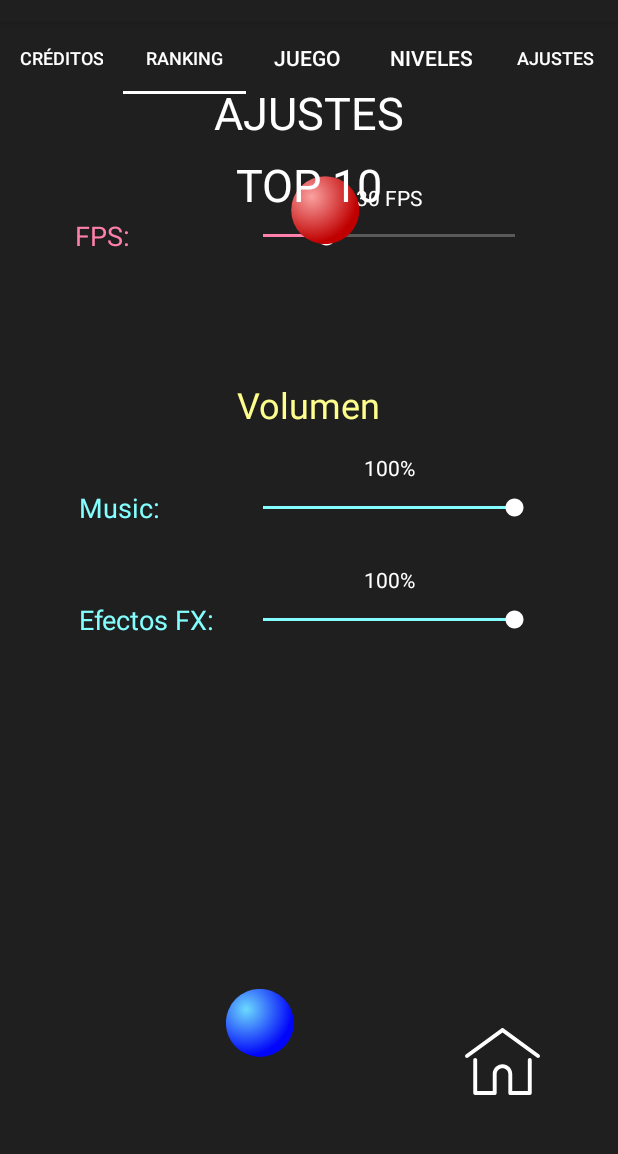
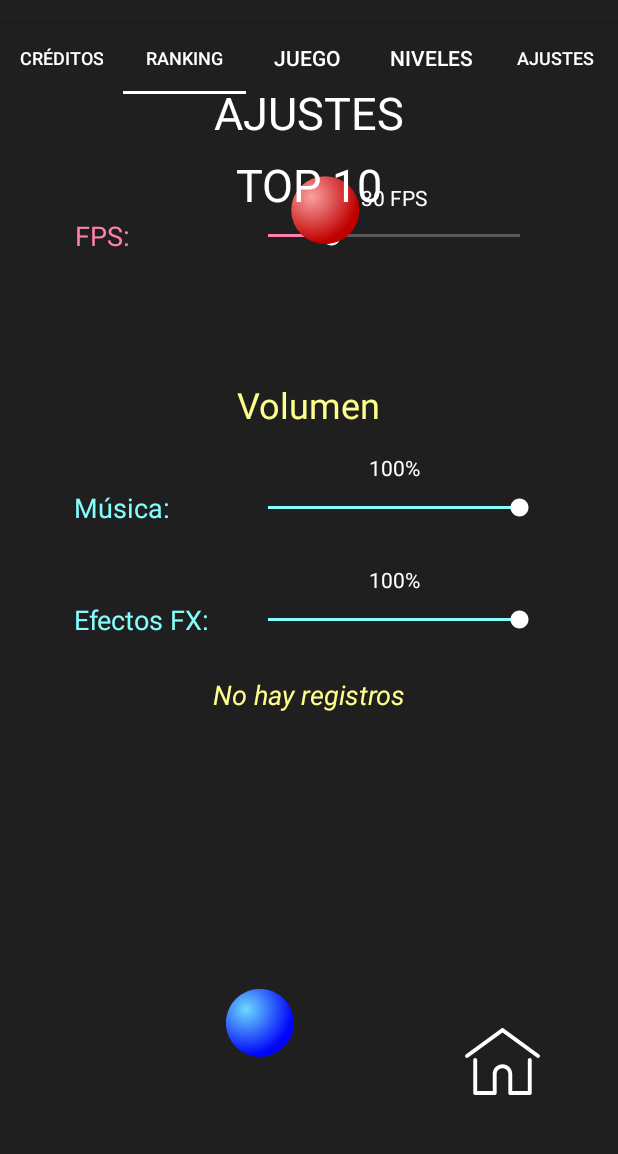
Before and after one commit to AVR185/JuegoAndroidStudio, an Android app: the fragment FragmentAjustes placed in its activity, tab 2 chosen, on a phone screen of 412 x 824 dp, the part 62-1216 px from its top. Run offline under Robolectric (Android 15) with nearby library versions, the phone set to English and light mode, and no system bars; libraries missing offline, so code that uses them is left out: com.doctoror.particlesdrawable; plain views replace ParticlesView; 4 statements that could not run were skipped.

Commit message:
Base de datos para puntuaciones y nivel. Puedes elegir nivel en el que comenzar la partida. Puedes ver tus 10 mejores marcas. Preferencias, guardan los fps, y el volumen y son cargados al entrar en el juego.

```diff
--- /dev/null
+++ b/app/src/main/java/com/juego/alvaros/BaseDatos/BDRanking.java
@@ -0,0 +1,30 @@
+package com.juego.alvaros.BaseDatos;
+
+import android.content.Context;
+import android.database.sqlite.SQLiteDatabase;
+import android.database.sqlite.SQLiteOpenHelper;
+import android.widget.Button;
+
+public class BDRanking extends SQLiteOpenHelper {
+    //Atributo
+    String sqlCreate = "CREATE TABLE Ranking (codigo INTEGER PRIMARY KEY AUTOINCREMENT, nombre TEXT, puntuacion INTEGER, nivel INTEGER)";
+
+    public BDRanking(Context context, String name, SQLiteDatabase.CursorFactory factory, int version) {
+        super(context, name, factory, version);
+    }
+
+    @Override
+    public void onCreate(SQLiteDatabase db) {
+        // Si no existe la base de datos la crea y ejecuta los siguientes comandos
+        db.execSQL(sqlCreate);
+    }
+
+    @Override
+    public void onUpgrade(SQLiteDatabase db, int oldVersion, int newVersion) {
+        //Se elimina la versión anterior de la tabla
+        db.execSQL("DROP TABLE IF EXISTS Ranking");
+
+        //Se crea la nueva versión de la tabla
+        db.execSQL(sqlCreate);
+    }
+}
--- a/app/src/main/java/com/juego/alvaros/MainActivity.java
+++ b/app/src/main/java/com/juego/alvaros/MainActivity.java
@@ -7,6 +7,7 @@ import androidx.fragment.app.FragmentPagerAdapter;
 import androidx.viewpager.widget.ViewPager;
 import android.animation.ObjectAnimator;
 import android.annotation.SuppressLint;
+import android.content.SharedPreferences;
 import android.graphics.Path;
 import android.graphics.PointF;
 import android.media.MediaPlayer;
@@ -19,14 +20,13 @@ import android.widget.ImageView;
 import android.widget.Toast;
 import com.doctoror.particlesdrawable.ParticlesDrawable;
 import com.google.android.material.tabs.TabLayout;
+import com.juego.alvaros.Juego.BucleJuego;
 import com.juego.alvaros.vistas.FragmentAjustes;
 import com.juego.alvaros.vistas.FragmentCreditos;
 import com.juego.alvaros.vistas.FragmentMenuPrincipal;
 import com.juego.alvaros.vistas.FragmentRanking;
 import com.juego.alvaros.vistas.FragmentSeleccionNivel;
-
 import java.util.Objects;
-
 import static android.view.View.SYSTEM_UI_FLAG_IMMERSIVE;
 
 /**
@@ -40,12 +40,15 @@ public class MainActivity extends AppCompatActivity{
     //MusicaIntro
     private static MediaPlayer mPlayer;
     //Bolas del juego
-    private static ImageView Blue_Ball  ;
-    private static ImageView Red_Ball ;
+    private static ImageView Blue_Ball;
+    private static ImageView Red_Ball;
 
     //Medidas de la pantalla
     private static int ancho;
     private static int alto;
+
+    //Cargamos preferencias
+    private SharedPreferences misPreferencias;
 
     @Override
     protected void onCreate(Bundle savedInstanceState) {
@@ -90,6 +93,7 @@ public class MainActivity extends AppCompatActivity{
     @SuppressLint("ClickableViewAccessibility")
     public void inicioJuego(View view) {
         setContentView(R.layout.juego_layout);
+        BucleJuego.setMaxFps(misPreferencias.getInt("fps", 30));
 
         final ImageView Controller_Blue = findViewById(R.id.Blue_Control);
         final ImageView Controller_Red = findViewById(R.id.Red_Control);
@@ -255,10 +259,12 @@ public class MainActivity extends AppCompatActivity{
     /**
      * Método que implementa la musica del menu
      */
-
     public void introMusica(){
         mPlayer = MediaPlayer.create(this,R.raw.intromenu);
-
+        misPreferencias = getSharedPreferences("prefs",MODE_PRIVATE);
+        int progress = misPreferencias.getInt("musica", 100);
+        float volumen = (float) (1 - (Math.log(100 - progress) / Math.log(100)));
+        mPlayer.setVolume(volumen, volumen);
         mPlayer.start();
     }
 
@@ -277,16 +283,6 @@ public class MainActivity extends AppCompatActivity{
             default:
                 Toast.makeText(getApplicationContext(), "Vuelva a intentarlo", Toast.LENGTH_LONG).show();
         }
-    }
-
-    //Getter
-    public static TabLayout getTabLayout(){
-        return tabLayout;
-    }
-
-    //Getter para la el elemento de musica de la intro..
-    public static MediaPlayer getmPlayer() {
-        return mPlayer;
     }
 
     /**
@@ -344,6 +340,7 @@ public class MainActivity extends AppCompatActivity{
         }
     }
 
+    //================== Getters ==================
     public static int getAlto(){
         return alto;
     }
@@ -359,4 +356,13 @@ public class MainActivity extends AppCompatActivity{
     public static ImageView getRed_Ball() {
         return Red_Ball;
     }
+
+    public static TabLayout getTabLayout(){
+        return tabLayout;
+    }
+
+    //Getter para la el elemento de musica de la intro..
+    public static MediaPlayer getmPlayer() {
+        return mPlayer;
+    }
 }
--- a/app/src/main/java/com/juego/alvaros/vistas/FragmentAjustes.java
+++ b/app/src/main/java/com/juego/alvaros/vistas/FragmentAjustes.java
@@ -1,6 +1,6 @@
 package com.juego.alvaros.vistas;
 
-
+import android.content.SharedPreferences;
 import android.os.Bundle;
 import androidx.fragment.app.Fragment;
 import android.view.LayoutInflater;
@@ -12,44 +12,57 @@ import android.widget.TextView;
 import com.google.android.material.tabs.TabLayout;
 import com.juego.alvaros.MainActivity;
 import com.juego.alvaros.R;
-
-import static android.media.ToneGenerator.MAX_VOLUME;
+import java.util.Locale;
+import java.util.Objects;
+import static android.content.Context.MODE_PRIVATE;
 
 /**
  * @author Alvaro del Rio, Alvaro Santillana, Alvaro Velasco
  * @version 1.0 23/12/2019
  */
 public class FragmentAjustes extends Fragment implements SeekBar.OnSeekBarChangeListener{
-    //Atributos
-    private ImageButton boton;
-    private View view;
     private TabLayout tabLayout;
-    private TextView valor;
+    private TextView textViewFps, textViewMusica, textViewFx;
     private static SeekBar seekBarFps, seekBarMusica, seekBarFx;
+    private SharedPreferences misPreferencias;
 
     public FragmentAjustes() {
         // Required empty public constructor
     }
 
-
     @Override
     public View onCreateView(LayoutInflater inflater, ViewGroup container,
                              Bundle savedInstanceState) {
         // Inflate the layout for this fragment
-        view = inflater.inflate(R.layout.fragment_ajustes, container, false);
-        boton = view.findViewById(R.id.idButonHomeAjustes);
+        View view = inflater.inflate(R.layout.fragment_ajustes, container, false);
+        //Atributos
+        ImageButton boton = view.findViewById(R.id.idButonHomeAjustes);
         tabLayout = MainActivity.getTabLayout();
 
         boton.setOnClickListener(new View.OnClickListener() {
             @Override
             public void onClick(View view) {
-                tabLayout.getTabAt(2).select();
+                Objects.requireNonNull(tabLayout.getTabAt(2)).select();
             }
         });
 
         seekBarFps = view.findViewById(R.id.idSeekBarFps);
         seekBarMusica = view.findViewById(R.id.idSeekBarMusica);
         seekBarFx = view.findViewById(R.id.idSeekBarFx);
+
+        //Cargamos los valores guardados
+        misPreferencias = Objects.requireNonNull(this.getActivity()).getSharedPreferences("prefs",MODE_PRIVATE);
+        //Cargamos el valor en las seekBar
+        seekBarFps.setProgress(misPreferencias.getInt("fps", 30));
+        seekBarMusica.setProgress(misPreferencias.getInt("musica", 100));
+        seekBarFx.setProgress(misPreferencias.getInt("fx", 100));
+        //Cargamos los valores en los textViews correspondientes
+        textViewFps = view.findViewById(R.id.idTextViewFps);
+        textViewFps.setText(String.format(Locale.FRENCH,"%d FPS" , misPreferencias.getInt("fps", 30)));
+        textViewMusica = view.findViewById(R.id.idTextViewMusica);
+        textViewMusica.setText(String.format(Locale.FRENCH,"%d%%" , misPreferencias.getInt("musica", 100)));
+        textViewFx = view.findViewById(R.id.idTextViewFx);
+        textViewFx.setText(String.format(Locale.FRENCH,"%d%%" , misPreferencias.getInt("fx", 100)));
 
         seekBarFps.setOnSeekBarChangeListener(this);
         seekBarMusica.setOnSeekBarChangeListener(this);
@@ -58,49 +71,48 @@ public class FragmentAjustes extends Fragment implements SeekBar.OnSeekBarChange
         return view;
     }
 
+    @Override
+    public void onStop(){
+        super.onStop();
+
+        //Se crea el objeto editor que permite modificar los valores del objeto misPreferencias
+        SharedPreferences.Editor editor = misPreferencias.edit();
+
+        int fps = seekBarFps.getProgress();
+        int volumenMusica = seekBarMusica.getProgress();
+        int volumenFx = seekBarFx.getProgress();
+
+        //Se crea o modifican los pares nombre/valor para las preferencias
+        editor.putInt("fps", fps);
+        editor.putInt("musica", volumenMusica);
+        editor.putInt("fx" , volumenFx);
+
+        //Ahora es cuando realmente se guardan las preferencias creadas
+        editor.apply();
+    }
+
     //======== Métodos a implementar de la interfaz =============
     @Override
     public void onProgressChanged(SeekBar seekBar, int progress, boolean b) {
         switch (seekBar.getId()){
             case R.id.idSeekBarFps:
-                valor = view.findViewById(R.id.idTextViewFps);
-                valor.setText(String.format("%d FPS", progress));
+                textViewFps.setText(String.format(Locale.FRENCH,"%d FPS", progress));
                 break;
             case R.id.idSeekBarMusica:
-                valor = view.findViewById(R.id.idTextViewMusica);
-                valor.setText(String.format("%d%%", progress));
+                textViewMusica.setText(String.format(Locale.FRENCH,"%d%%", progress));
                 //Controlamos el volumen del menu principal
-                float volume = (float) (1 - (Math.log(MAX_VOLUME - progress) / Math.log(MAX_VOLUME)));
-                MainActivity.getmPlayer().setVolume(volume,volume);
-
+                float volumen = (float) (1 - (Math.log(100 - progress) / Math.log(100)));
+                MainActivity.getmPlayer().setVolume(volumen,volumen);
                 break;
             case R.id.idSeekBarFx:
-                valor = view.findViewById(R.id.idTextViewFx);
-                valor.setText(String.format("%d%%", progress));
+                textViewFx.setText(String.format(Locale.FRENCH,"%d%%", progress));
                 break;
         }
     }
 
     @Override
-    public void onStartTrackingTouch(SeekBar seekBar) {
-
-    }
+    public void onStartTrackingTouch(SeekBar seekBar) { }
 
     @Override
-    public void onStopTrackingTouch(SeekBar seekBar) {
-
-    }
-
-    //========= Getters de las Seekbar =============
-    public static SeekBar getSeekBarFps(){
-        return seekBarFps;
-    }
-
-    public static SeekBar getSeekBarMusica(){
-        return seekBarMusica;
-    }
-
-    public static SeekBar getSeekBarFx(){
-        return seekBarFx;
-    }
+    public void onStopTrackingTouch(SeekBar seekBar) { }
 }
--- a/app/src/main/java/com/juego/alvaros/vistas/FragmentCreditos.java
+++ b/app/src/main/java/com/juego/alvaros/vistas/FragmentCreditos.java
@@ -13,16 +13,14 @@ import com.google.android.material.tabs.TabLayout;
 import com.juego.alvaros.MainActivity;
 import com.juego.alvaros.R;
 
+import java.util.Objects;
+
 /**
  * @author Alvaro del Rio, Alvaro Santillana, Alvaro Velasco
  * @version 1.0 23/12/2019
  */
 public class FragmentCreditos extends Fragment implements ListView.OnItemClickListener{
-    //Atributos
-    private ImageButton boton;
-    private View view;
     private TabLayout tabLayout;
-    private ListView listView;
     private static int posicion;
 
 
@@ -34,18 +32,19 @@ public class FragmentCreditos extends Fragment implements ListView.OnItemClickLi
     public View onCreateView(LayoutInflater inflater, ViewGroup container,
                              Bundle savedInstanceState) {
         // Inflate the layout for this fragment
-        view =  inflater.inflate(R.layout.fragment_creditos, container, false);
-        boton = view.findViewById(R.id.idButonHomeCreditos);
+        View view = inflater.inflate(R.layout.fragment_creditos, container, false);
+        //Atributos
+        ImageButton boton = view.findViewById(R.id.idButonHomeCreditos);
         tabLayout = MainActivity.getTabLayout();
 
         boton.setOnClickListener(new View.OnClickListener() {
             @Override
             public void onClick(View view) {
-                tabLayout.getTabAt(2).select();
+                Objects.requireNonNull(tabLayout.getTabAt(2)).select();
             }
         });
 
-        listView = view.findViewById(R.id.idListaAutores);
+        ListView listView = view.findViewById(R.id.idListaAutores);
         listView.setOnItemClickListener(this);
 
         return view;
@@ -54,14 +53,14 @@ public class FragmentCreditos extends Fragment implements ListView.OnItemClickLi
     @Override
     public void onItemClick(AdapterView<?> adapterView, View view, int i, long l) {
         DialogInfoAutor dialogoAutores = new DialogInfoAutor();
-        dialogoAutores.show(getFragmentManager(),"Datos de los autores");
+        dialogoAutores.show(Objects.requireNonNull(getFragmentManager()),"Datos de los autores");
 
         posicion = i;
     }
 
 
     //Getter para conocer la opcion de la lista pulsada
-    public static int getPosicion() {
+    static int getPosicion() {
         return posicion;
     }
 }
--- a/app/src/main/java/com/juego/alvaros/vistas/FragmentRanking.java
+++ b/app/src/main/java/com/juego/alvaros/vistas/FragmentRanking.java
@@ -1,19 +1,34 @@
 package com.juego.alvaros.vistas;
 
 
+import android.content.Context;
+import android.database.Cursor;
+import android.database.sqlite.SQLiteDatabase;
 import android.os.Bundle;
 import androidx.fragment.app.Fragment;
+
+import android.util.Log;
 import android.view.LayoutInflater;
 import android.view.View;
 import android.view.ViewGroup;
+import android.widget.ArrayAdapter;
+import android.widget.ListView;
+
+import com.juego.alvaros.BaseDatos.BDRanking;
 import com.juego.alvaros.R;
+
+import java.util.ArrayList;
+import java.util.List;
 
 /**
  * @author Alvaro del Rio, Alvaro Santillana, Alvaro Velasco
  * @version 1.0 23/12/2019
  */
 public class FragmentRanking extends Fragment {
-
+    //Atributos
+    private static Context mContext;
+    private static ListView listaRanking;
+    private static SQLiteDatabase db;
 
     public FragmentRanking() {
         // Required empty public constructor
@@ -21,10 +36,92 @@ public class FragmentRanking extends Fragment {
 
 
     @Override
-    public View onCreateView(LayoutInflater inflater, ViewGroup container,
-                             Bundle savedInstanceState) {
+    public View onCreateView(LayoutInflater inflater, ViewGroup container, Bundle savedInstanceState) {
         // Inflate the layout for this fragment
-        return inflater.inflate(R.layout.fragment_ranking, container, false);
+        View view = inflater.inflate(R.layout.fragment_ranking, container, false);
+        listaRanking = view.findViewById(R.id.idRanking);
+
+        abrirBD();
+        return view;
     }
 
+
+    private void abrirBD(){
+        //Abrimos la base de datos 'BDRanking' en modo escritura
+        BDRanking ranking = new BDRanking(mContext, "BDRanking", null, 12);
+        db = ranking.getWritableDatabase();
+        borrarExcesoDatos();
+        listar();
+    }
+
+    public static void addRegistro(String nom, int puntos, int niv){
+        db.execSQL("INSERT INTO Ranking (nombre, puntuacion, nivel) VALUES ('"+ nom +"',"+puntos+","+niv+")");
+        listar();
+    }
+
+    public static boolean mejorPuntuacion(int puntos){
+        Cursor c=db.rawQuery("SELECT * FROM Ranking WHERE puntuacion > ?", new String[]{String.valueOf(puntos)});
+        if (c.getCount() < 10){
+            c.close();
+            return true;
+        } else {
+            c.close();
+            return true;
+        }
+    }
+
+    public static int obtenerNiveles(){
+        Cursor c=db.rawQuery("SELECT MAX(nivel) FROM Ranking", null);
+        if (c.getCount() == 0){
+            c.close();
+            return 1;
+        } else {
+            c.moveToFirst();
+            int nivel = c.getInt(0);
+            c.close();
+            return nivel;
+        }
+    }
+
+    private void borrarExcesoDatos(){
+        Cursor c=db.rawQuery("SELECT * FROM Ranking ORDER BY puntuacion ASC", null);
+        if(c.getCount()> 10){
+            c.moveToFirst();
+            int cod = c.getInt(0);
+            db.execSQL("DELETE FROM Ranking WHERE codigo=?", new String[]{String.valueOf(cod)});
+            borrarExcesoDatos();
+            c.close();
+        }
+    }
+
+    private static void listar(){
+        ArrayAdapter<String> adaptador;
+        List<String> lista = new ArrayList<String>();
+
+        Cursor c=db.rawQuery("SELECT * FROM Ranking ORDER BY puntuacion DESC", null);
+        if(c.getCount()==0)
+            lista.add("No hay registros");
+        else{
+            while(c.moveToNext() && lista.size() <= 10) {
+                lista.add(c.getString(1)+" - "+c.getInt(2)+" - Nivel: "+c.getInt(3));
+            }
+        }
+        adaptador=new ArrayAdapter<>(mContext,R.layout.fila_ranking,lista);
+        listaRanking.setAdapter(adaptador);
+
+        c.close();
+    }
+
+    //Para obtener el contexto
+    @Override
+    public void onAttach(Context context) {
+        super.onAttach(context);
+        mContext = context;
+    }
+
+    @Override
+    public void onDetach() {
+        super.onDetach();
+        mContext = null;
+    }
 }
--- a/app/src/main/java/com/juego/alvaros/vistas/FragmentSeleccionNivel.java
+++ b/app/src/main/java/com/juego/alvaros/vistas/FragmentSeleccionNivel.java
@@ -1,11 +1,18 @@
 package com.juego.alvaros.vistas;
 
-
+import android.content.Context;
+import android.content.res.ColorStateList;
+import android.graphics.Color;
 import android.os.Bundle;
 import androidx.fragment.app.Fragment;
 import android.view.LayoutInflater;
 import android.view.View;
 import android.view.ViewGroup;
+import android.widget.AdapterView;
+import android.widget.ArrayAdapter;
+import android.widget.ListView;
+import android.widget.RadioButton;
+import android.widget.TextView;
 import com.juego.alvaros.R;
 
 /**
@@ -13,7 +20,9 @@ import com.juego.alvaros.R;
  * @version 1.0 23/12/2019
  */
 public class FragmentSeleccionNivel extends Fragment {
-
+    //Atributos
+    private static int nivel;
+    private Context mContext;
 
     public FragmentSeleccionNivel() {
         // Required empty public constructor
@@ -21,9 +30,64 @@ public class FragmentSeleccionNivel extends Fragment {
 
 
     @Override
-    public View onCreateView(LayoutInflater inflater, ViewGroup container,
-                             Bundle savedInstanceState) {
+    public View onCreateView(LayoutInflater inflater, ViewGroup container, Bundle savedInstanceState) {
         // Inflate the layout for this fragment
-        return inflater.inflate(R.layout.fragment_seleccion_nivel, container, false);
+        View view = inflater.inflate(R.layout.fragment_seleccion_nivel, container, false);
+        ListView listaNiveles = view.findViewById(R.id.idSelecNivel);
+
+        //Declaremos el array de elementos elegibles
+        String[] elementos = obtenerNiveles();
+
+        //Declaremos un adaptador de texto (String)
+        ArrayAdapter<String> adaptador;
+        //Instanciamos el adaptador
+        adaptador = new ArrayAdapter<>(mContext,android.R.layout.simple_list_item_single_choice, elementos);
+        //Referenciamos al listView
+        listaNiveles.setAdapter(adaptador);
+        //Pasamos el adaptador al listView
+        listaNiveles.setChoiceMode(ListView.CHOICE_MODE_SINGLE);
+
+        //Ponemos la lista a la escucha
+        listaNiveles.setOnItemClickListener(new ListView.OnItemClickListener() {
+            @Override
+            public void onItemClick(AdapterView<?> adapterView, View view, int i, long l) {
+                String texto = ((TextView)view).getText().toString();
+                String[] txtSeparado = texto.split(" ");
+                nivel = Integer.parseInt(txtSeparado[1]);
+            }
+        });
+
+        return view;
+    }
+
+    private String[] obtenerNiveles(){
+        String[] elementos;
+        int max = FragmentRanking.obtenerNiveles();
+        if (max != 1){
+            elementos = new String[max];
+            for (int i = 1; i<=max; i++){
+                elementos[i-1]="Nivel "+i;
+            }
+        } else {
+            elementos = new String []{"Nivel 1"};
+        }
+        return elementos;
+    }
+
+    //Para obtener el contexto
+    @Override
+    public void onAttach(Context context) {
+        super.onAttach(context);
+        mContext = context;
+    }
+
+    @Override
+    public void onDetach() {
+        super.onDetach();
+        mContext = null;
+    }
+
+    public static int getNivel() {
+        return nivel;
     }
 }
--- /dev/null
+++ b/app/src/main/res/layout/fila_ranking.xml
@@ -0,0 +1,9 @@
+<?xml version="1.0" encoding="utf-8"?>
+<TextView xmlns:android="http://schemas.android.com/apk/res/android"
+    android:layout_width="match_parent"
+    android:layout_height="wrap_content"
+    android:orientation="vertical"
+    android:textAlignment="center"
+    android:textColor="@color/colorContraste"
+    android:textSize="18sp"
+    android:textStyle="italic" />
--- a/app/src/main/res/layout/fragment_ranking.xml
+++ b/app/src/main/res/layout/fragment_ranking.xml
@@ -20,10 +20,8 @@
 
     <ListView
         android:id="@+id/idRanking"
-        android:layout_width="219dp"
-        android:layout_height="481dp"
-        android:layout_marginTop="40dp"
-        android:layout_marginBottom="70dp"
+        android:layout_width="280dp"
+        android:layout_height="wrap_content"
         app:layout_constraintBottom_toBottomOf="parent"
         app:layout_constraintEnd_toEndOf="parent"
         app:layout_constraintStart_toStartOf="parent"
--- a/app/src/main/res/values/strings.xml
+++ b/app/src/main/res/values/strings.xml
@@ -29,8 +29,8 @@
     <string name="fondo_animado">Fondo Animado:</string>
     <string name="autor_fondo">Yaroslav Mytkalyk</string>
     <string name="git_fondo">Github: https://github.com/Doctoror</string>
-    <string name="musica">Music:</string>
-    <string name="autor_musica">Name</string>
+    <string name="musica">Música:</string>
+    <string name="autor_musica">Nombre:</string>
     <string name="url_musica">URL</string>
 
     <!-- Texto Activity FragmentAjustes -->
```
Also changed, not shown: app/src/main/java/com/juego/alvaros/Juego/BucleJuego.java (+6 -4 lines), app/src/main/java/com/juego/alvaros/Juego/Juego.java (+13 -3 lines), app/src/main/res/layout/fragment_seleccion_nivel.xml (+5 -5 lines), 1 other file.
